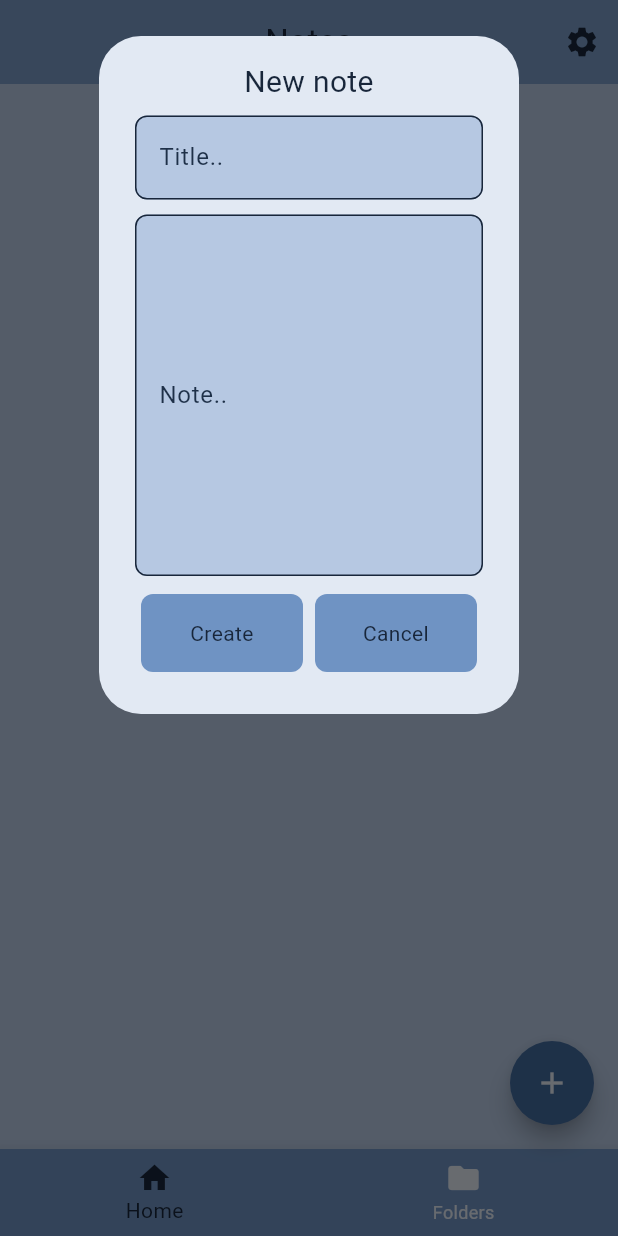
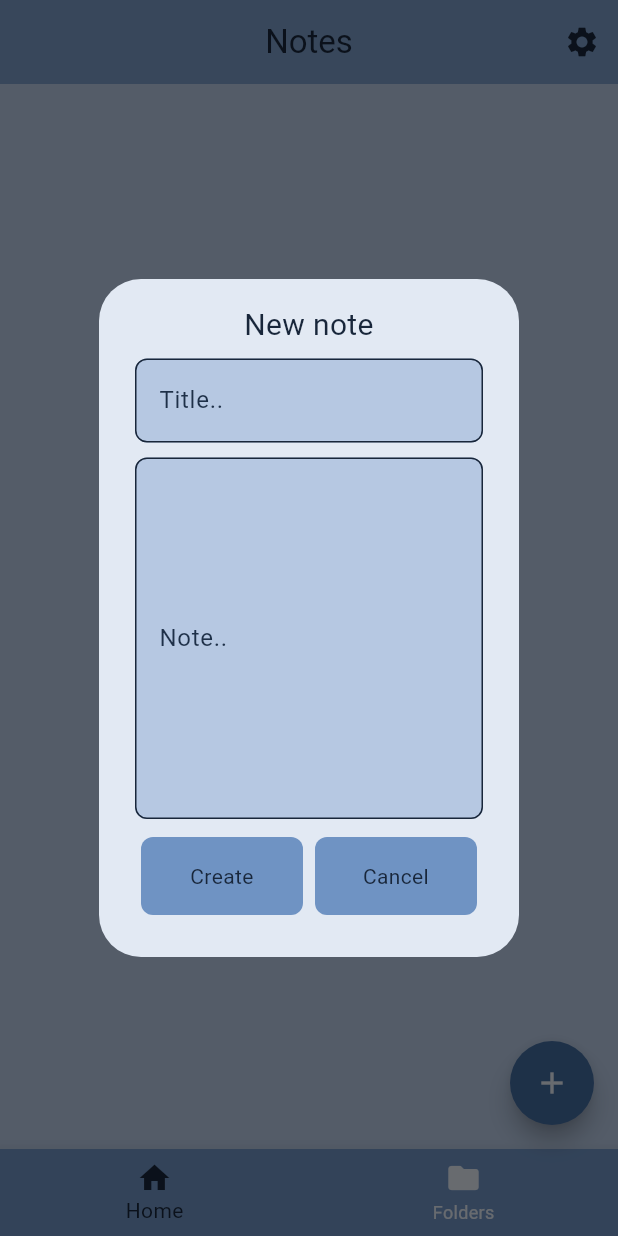
Before and after one commit to GoLab18/Notise, a Flutter app: the screen it shows after launch, after a tap on the "add" icon, on a phone screen of 412 x 824 dp. Run offline on Flutter 3.47's test engine with Material 3 defaults, Android fonts, the phone set to English and light mode, and no system bars; our stand-ins replace isar, shared_preferences; accounts and stored records are empty; generated files the repository leaves out were written again.

Commit message:
Centered

```diff
--- a/lib/components/add_note_window.dart
+++ b/lib/components/add_note_window.dart
@@ -20,13 +20,14 @@ class AddNoteWindow extends StatelessWidget {
   Widget build(BuildContext context) {
     final Size screenSize = MediaQuery.of(context).size;
 
-    return SingleChildScrollView(
+    return Center(
+      child: SingleChildScrollView(
         child: AlertDialog(
           backgroundColor: Theme.of(context).colorScheme.primary,
           content: ConstrainedBox(
             constraints: BoxConstraints(
               maxHeight: screenSize.height * 0.5,
-            maxWidth: screenSize.width * 0.7
+              maxWidth: screenSize.width * 0.8
             ),
             child: Column(
               mainAxisAlignment: MainAxisAlignment.spaceBetween,
@@ -117,7 +118,7 @@ class AddNoteWindow extends StatelessWidget {
 
                 // Buttons row
                 Row(
-                mainAxisAlignment: MainAxisAlignment.spaceEvenly,
+                  mainAxisAlignment: MainAxisAlignment.spaceBetween,
                   children: [
                     ButtonTemplate(text: "Create", onPressed: onAddPressed),
                     ButtonTemplate(text: "Cancel", onPressed: onCancelPressed)
@@ -127,6 +128,7 @@ class AddNoteWindow extends StatelessWidget {
             )
           )
         )
+      )
     );
   }
 }
```
Lines whose indentation alone changed are shown as unchanged.
